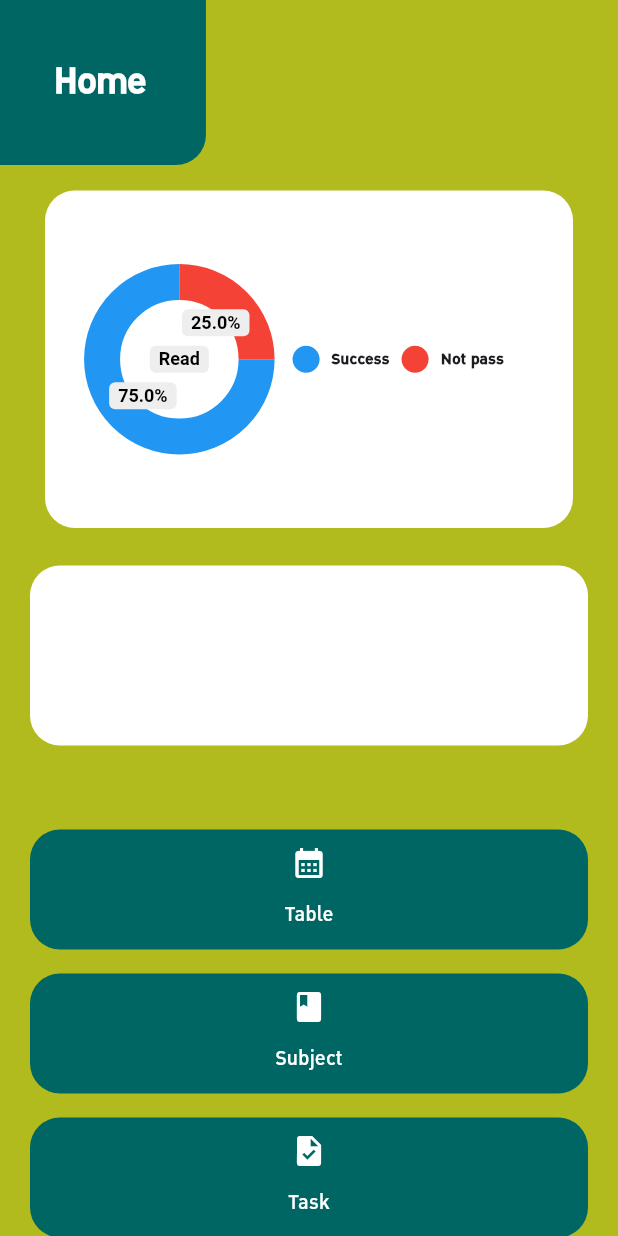
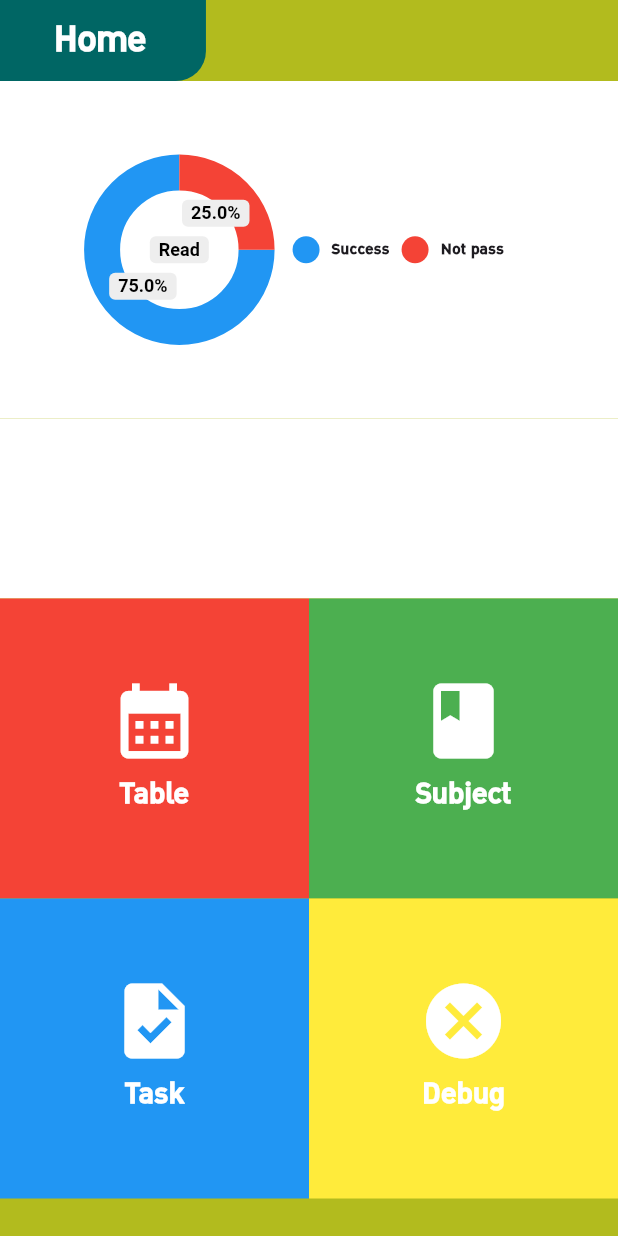
Before and after one commit to karnhao/haolearn, a Flutter app: the screen it shows after launch, on a phone screen of 412 x 824 dp. Run offline on Flutter 3.47's test engine with Material 2 defaults, Android fonts, the light colour scheme and no system bars; drawn by our look-alikes of pie_chart; our stand-ins replace flutter_datetime_picker, flutter_rating_bar, hive_flutter, page_transition; missing offline and left inert: time_planner; accounts and stored records are empty.

Commit message:
update service & home ui and appbar

```diff
--- a/lib/main.dart
+++ b/lib/main.dart
@@ -1,12 +1,14 @@
 import 'dart:developer';
 
 import 'package:flutter/material.dart';
+import 'package:flutter/services.dart';
 import 'package:haolearn/route.dart';
 import 'package:haolearn/services/storage_service.dart';
 import 'package:haolearn/themes/styles.dart';
 
 Future<void> main() async {
   log("Starting...");
+  SystemChrome.setSystemUIOverlayStyle(SystemUiOverlayStyle.light);
   await StorageService.initialize();
   ErrorWidget.builder = (details) {
     return Text('ERROR! : ${details.exception}',
--- a/lib/models/subject.dart
+++ b/lib/models/subject.dart
@@ -1,5 +1,6 @@
 import 'package:haolearn/models/study_time.dart';
 import 'package:haolearn/models/subject_content.dart';
+import 'package:haolearn/models/subject_score.dart';
 import 'package:hive_flutter/hive_flutter.dart';
 
 part 'subject.g.dart';
@@ -20,6 +21,9 @@ class Subject {
 
   @HiveField(4)
   List<SubjectContent> contents = List.empty(growable: true);
+
+  @HiveField(5)
+  List<SubjectScore> scores = List.empty(growable: true);
 
   Subject({required this.name});
 
@@ -47,4 +51,17 @@ class Subject {
   void setRoom(String room) {
     this.room = room;
   }
+
+  double getSigmaScore() {
+    return _sigma(scores.map((t) => t.score));
+  }
+
+  double getMaxSigmaScore() {
+    return _sigma(scores.map((t) => t.maxScore));
+  }
+
+  double _sigma(Iterable<double> lists, {initialValue = 0}) {
+    return lists.fold(
+        initialValue, (previousValue, element) => previousValue + element);
+  }
 }
--- /dev/null
+++ b/lib/models/subject_score.dart
@@ -0,0 +1,24 @@
+import 'package:hive_flutter/hive_flutter.dart';
+
+@HiveType(typeId: 9)
+class SubjectScore {
+  @HiveField(0)
+  final double score;
+
+  @HiveField(1)
+  final double maxScore;
+
+  @HiveField(2)
+  final String name;
+
+  const SubjectScore(
+      {required this.name, required this.score, required this.maxScore});
+
+  String getScoreAsString() {
+    return "$score / $maxScore";
+  }
+
+  String getName() {
+    return name;
+  }
+}
--- a/lib/models/task.dart
+++ b/lib/models/task.dart
@@ -20,10 +20,14 @@ class Task {
   @HiveField(4)
   Priority priority = Priority.normal;
 
+  @HiveField(5)
+  bool complete = false;
+
   Task(
       {this.title = "untitled",
       this.description = "",
       this.score = 0,
       this.dueDate,
-      this.priority = Priority.normal});
+      this.priority = Priority.normal,
+      this.complete = false});
 }
--- a/lib/screens/home.dart
+++ b/lib/screens/home.dart
@@ -16,6 +16,8 @@ class HomeScreen extends StatefulWidget {
 }
 
 class _HomeScreenState extends State<HomeScreen> {
+  final double iconSize = 60.0;
+
   @override
   void initState() {
     super.initState();
@@ -39,17 +41,13 @@ class _HomeScreenState extends State<HomeScreen> {
     return Scaffold(
         backgroundColor: kuSecColor,
         appBar: createKAppBar(context, "Home"),
-        body: ListView(
+        body: Container(
+          color: kuSecColor,
+          child: ListView(
             children: [
-            Padding(
-              padding: const EdgeInsets.symmetric(vertical: 17, horizontal: 30),
-              child: Container(
-                decoration: BoxDecoration(
-                    color: Colors.white,
-                    borderRadius: BorderRadius.circular(20)),
-                child: SizedBox(
+              Container(
                 height: 225,
-                  // color: Colors.white,
+                decoration: const BoxDecoration(color: Colors.white),
                 child: PieChart(
                   dataMap: dataMap,
                   animationDuration: const Duration(milliseconds: 3000),
@@ -77,103 +75,130 @@ class _HomeScreenState extends State<HomeScreen> {
                   ),
                 ),
               ),
+              Container(
+                height: 120,
+                decoration: const BoxDecoration(
+                    color: Color.fromARGB(255, 255, 255, 255)),
               ),
-            ),
-            Padding(
-              padding: const EdgeInsets.symmetric(vertical: 8, horizontal: 20),
-              child: Container(
-                height: 120,
-                decoration: BoxDecoration(
-                    color: const Color.fromARGB(255, 255, 255, 255),
-                    borderRadius: BorderRadius.circular(20)),
-              ),
-            ),
-            const SizedBox(
-              height: 40,
-            ),
-            InkWell(
+              Column(
+                mainAxisAlignment: MainAxisAlignment.center,
+                crossAxisAlignment: CrossAxisAlignment.center,
+                children: [
+                  SizedBox(
+                    height: 200,
+                    child: Row(
+                      mainAxisAlignment: MainAxisAlignment.center,
+                      crossAxisAlignment: CrossAxisAlignment.center,
+                      children: [
+                        Container(
+                          width: MediaQuery.of(context).size.width * 0.5,
+                          color: Colors.red,
+                          child: InkWell(
                               onTap: () {
                                 Navigator.pushNamed(context, "/table");
                               },
                               child: boxBottom(
                                   "Table",
-                    const Icon(
-                      Icons.calendar_month,
-                      color: Colors.white,
-                    ))),
-            InkWell(
+                                  Icon(Icons.calendar_month,
+                                      color: Colors.white, size: iconSize))),
+                        ),
+                        Container(
+                          width: MediaQuery.of(context).size.width * 0.5,
+                          color: Colors.green,
+                          child: InkWell(
                               onTap: () {
                                 Navigator.push(
                                     context,
                                     PageTransition(
                                         child: const ListSubjectScreen(),
                                         type: PageTransitionType.leftToRight,
-                          duration: const Duration(milliseconds: 500),
-                          reverseDuration: const Duration(milliseconds: 500)));
+                                        duration:
+                                            const Duration(milliseconds: 500),
+                                        reverseDuration:
+                                            const Duration(milliseconds: 500)));
                               },
                               child: boxBottom(
                                   "Subject",
-                    const Icon(
-                      Icons.book,
-                      color: Colors.white,
-                    ))),
-            InkWell(
+                                  Icon(Icons.book,
+                                      color: Colors.white, size: iconSize))),
+                        )
+                      ],
+                    ),
+                  ),
+                  SizedBox(
+                    height: 200,
+                    child: Row(
+                      mainAxisAlignment: MainAxisAlignment.center,
+                      crossAxisAlignment: CrossAxisAlignment.center,
+                      children: [
+                        Container(
+                          width: MediaQuery.of(context).size.width * 0.5,
+                          color: Colors.blue,
+                          child: InkWell(
                               onTap: () {
                                 Navigator.push(
                                     context,
                                     PageTransition(
                                         child: const TaskScreen(),
                                         type: PageTransitionType.leftToRight,
-                          duration: const Duration(milliseconds: 500),
-                          reverseDuration: const Duration(milliseconds: 500)));
+                                        duration:
+                                            const Duration(milliseconds: 500),
+                                        reverseDuration:
+                                            const Duration(milliseconds: 500)));
                               },
                               child: boxBottom(
                                   "Task",
-                    const Icon(
-                      Icons.task,
-                      color: Colors.white,
-                    ))),
-            InkWell(
+                                  Icon(Icons.task,
+                                      color: Colors.white, size: iconSize))),
+                        ),
+                        Container(
+                          width: MediaQuery.of(context).size.width * 0.5,
+                          color: Colors.yellow,
+                          child: InkWell(
                               onTap: () {
                                 Navigator.push(
                                     context,
                                     PageTransition(
                                         child: const DemoPage(),
                                         type: PageTransitionType.leftToRight,
-                          duration: const Duration(milliseconds: 500),
-                          reverseDuration: const Duration(milliseconds: 500)));
+                                        duration:
+                                            const Duration(milliseconds: 500),
+                                        reverseDuration:
+                                            const Duration(milliseconds: 500)));
                               },
                               child: boxBottom(
                                   "Debug",
-                    const Icon(
-                      Icons.cancel,
-                      color: Colors.white,
-                    ))),
+                                  Icon(Icons.cancel,
+                                      color: Colors.white, size: iconSize))),
+                        )
                       ],
+                    ),
+                  )
+                ],
+              )
+            ],
+          ),
         ));
   }
 
   Widget boxBottom(String title, Icon icon) {
-    return Padding(
-      padding: const EdgeInsets.symmetric(vertical: 8, horizontal: 20),
-      child: Container(
-        height: 80,
-        decoration: BoxDecoration(
-            color: kuPriColor, borderRadius: BorderRadius.circular(20)),
-        child: Column(
+    return Column(
+      mainAxisAlignment: MainAxisAlignment.center,
+      children: [
+        Column(
           mainAxisAlignment: MainAxisAlignment.spaceEvenly,
           children: [
             icon,
             Text(
               title,
               style: const TextStyle(
-                  fontSize: 18,
-                  fontWeight: FontWeight.w600,
+                  fontSize: 26,
+                  fontWeight: FontWeight.w800,
                   color: Colors.white),
             )
           ],
         ),
-      ),
+      ],
     );
   }
 }
--- a/lib/utils/kappbar.dart
+++ b/lib/utils/kappbar.dart
@@ -1,20 +1,27 @@
+import 'dart:developer';
+
 import 'package:flutter/material.dart';
 import 'package:haolearn/themes/colors.dart';
 
 PreferredSize createKAppBar(BuildContext context, String title,
     {List<Widget> actions = const []}) {
+  log(MediaQuery.of(context).viewPadding.top.toString());
   return PreferredSize(
-      preferredSize: Size(MediaQuery.of(context).size.width, 110),
+      preferredSize: Size(MediaQuery.of(context).size.width, 54),
       child: Column(
         children: [
           Container(
-            height: 110,
-            color: kuSecColor,
+            height: MediaQuery.of(context).viewPadding.top,
+            decoration: const BoxDecoration(color: Colors.black),
+          ),
+          SizedBox(
+            height: 54,
             child: Row(
               mainAxisAlignment: MainAxisAlignment.start,
+              crossAxisAlignment: CrossAxisAlignment.start,
               children: [
                 Container(
-                  height: 110,
+                  height: 54,
                   decoration: const BoxDecoration(
                       color: kuPriColor,
                       borderRadius:
```
Also changed, not shown: lib/models/subject.g.dart, lib/models/task.g.dart. Lines whose indentation alone changed are shown as unchanged.
